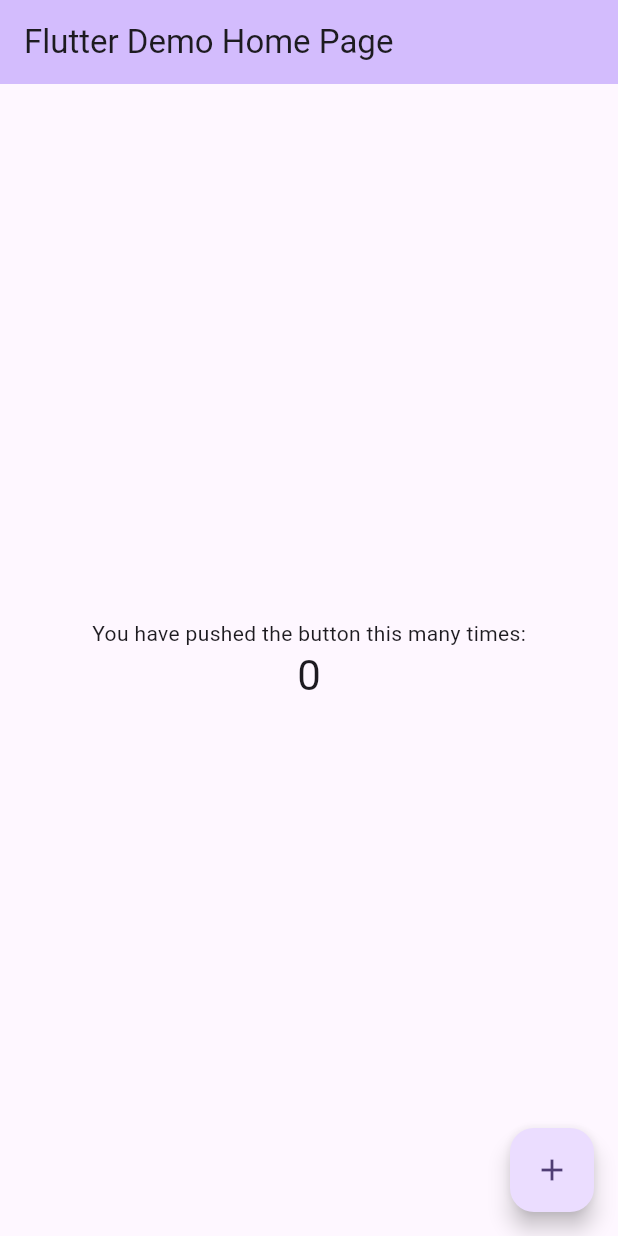
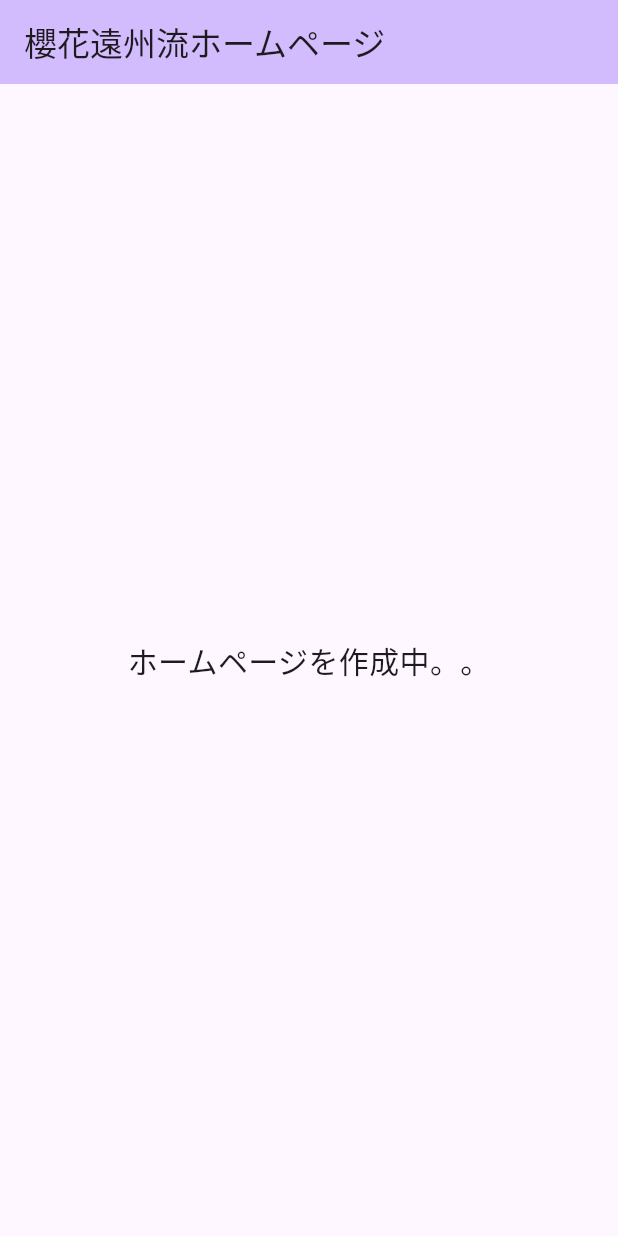
Before and after one commit to gahaku200/ookaenshuryu, a Flutter app: the screen it shows after launch, on a phone screen of 412 x 824 dp. Run offline on Flutter 3.47's test engine with Material 3 defaults, Android fonts, the phone set to English and light mode, and no system bars.

Commit message:
ホームページ仮実装

```diff
--- a/lib/main.dart
+++ b/lib/main.dart
@@ -13,113 +13,40 @@
     return MaterialApp(
       title: 'Flutter Demo',
       theme: ThemeData(
-        // This is the theme of your application.
-        //
-        // TRY THIS: Try running your application with "flutter run". You'll see
-        // the application has a purple toolbar. Then, without quitting the app,
-        // try changing the seedColor in the colorScheme below to Colors.green
-        // and then invoke "hot reload" (save your changes or press the "hot
-        // reload" button in a Flutter-supported IDE, or press "r" if you used
-        // the command line to start the app).
-        //
-        // Notice that the counter didn't reset back to zero; the application
-        // state is not lost during the reload. To reset the state, use hot
-        // restart instead.
-        //
-        // This works for code too, not just values: Most code changes can be
-        // tested with just a hot reload.
         colorScheme: ColorScheme.fromSeed(seedColor: Colors.deepPurple),
         useMaterial3: true,
       ),
-      home: const MyHomePage(title: 'Flutter Demo Home Page'),
+      home: const MyHomePage(),
     );
   }
 }
 
 class MyHomePage extends StatefulWidget {
-  const MyHomePage({super.key, required this.title});
-
-  // This widget is the home page of your application. It is stateful, meaning
-  // that it has a State object (defined below) that contains fields that affect
-  // how it looks.
-
-  // This class is the configuration for the state. It holds the values (in this
-  // case the title) provided by the parent (in this case the App widget) and
-  // used by the build method of the State. Fields in a Widget subclass are
-  // always marked "final".
-
-  final String title;
+  const MyHomePage({super.key});
 
   @override
   State<MyHomePage> createState() => _MyHomePageState();
 }
 
 class _MyHomePageState extends State<MyHomePage> {
-  int _counter = 0;
-
-  void _incrementCounter() {
-    setState(() {
-      // This call to setState tells the Flutter framework that something has
-      // changed in this State, which causes it to rerun the build method below
-      // so that the display can reflect the updated values. If we changed
-      // _counter without calling setState(), then the build method would not be
-      // called again, and so nothing would appear to happen.
-      _counter++;
-    });
-  }
-
   @override
   Widget build(BuildContext context) {
-    // This method is rerun every time setState is called, for instance as done
-    // by the _incrementCounter method above.
-    //
-    // The Flutter framework has been optimized to make rerunning build methods
-    // fast, so that you can just rebuild anything that needs updating rather
-    // than having to individually change instances of widgets.
     return Scaffold(
       appBar: AppBar(
-        // TRY THIS: Try changing the color here to a specific color (to
-        // Colors.amber, perhaps?) and trigger a hot reload to see the AppBar
-        // change color while the other colors stay the same.
         backgroundColor: Theme.of(context).colorScheme.inversePrimary,
-        // Here we take the value from the MyHomePage object that was created by
-        // the App.build method, and use it to set our appbar title.
-        title: Text(widget.title),
+        title: Text('櫻花遠州流ホームページ'),
       ),
       body: Center(
-        // Center is a layout widget. It takes a single child and positions it
-        // in the middle of the parent.
         child: Column(
-          // Column is also a layout widget. It takes a list of children and
-          // arranges them vertically. By default, it sizes itself to fit its
-          // children horizontally, and tries to be as tall as its parent.
-          //
-          // Column has various properties to control how it sizes itself and
-          // how it positions its children. Here we use mainAxisAlignment to
-          // center the children vertically; the main axis here is the vertical
-          // axis because Columns are vertical (the cross axis would be
-          // horizontal).
-          //
-          // TRY THIS: Invoke "debug painting" (choose the "Toggle Debug Paint"
-          // action in the IDE, or press "p" in the console), to see the
-          // wireframe for each widget.
           mainAxisAlignment: MainAxisAlignment.center,
           children: <Widget>[
             const Text(
-              'You have pushed the button this many times:',
-            ),
-            Text(
-              '$_counter',
-              style: Theme.of(context).textTheme.headlineMedium,
+              'ホームページを作成中。。',
+              style: TextStyle(fontSize: 20),
             ),
           ],
         ),
       ),
-      floatingActionButton: FloatingActionButton(
-        onPressed: _incrementCounter,
-        tooltip: 'Increment',
-        child: const Icon(Icons.add),
-      ), // This trailing comma makes auto-formatting nicer for build methods.
     );
   }
 }
```
